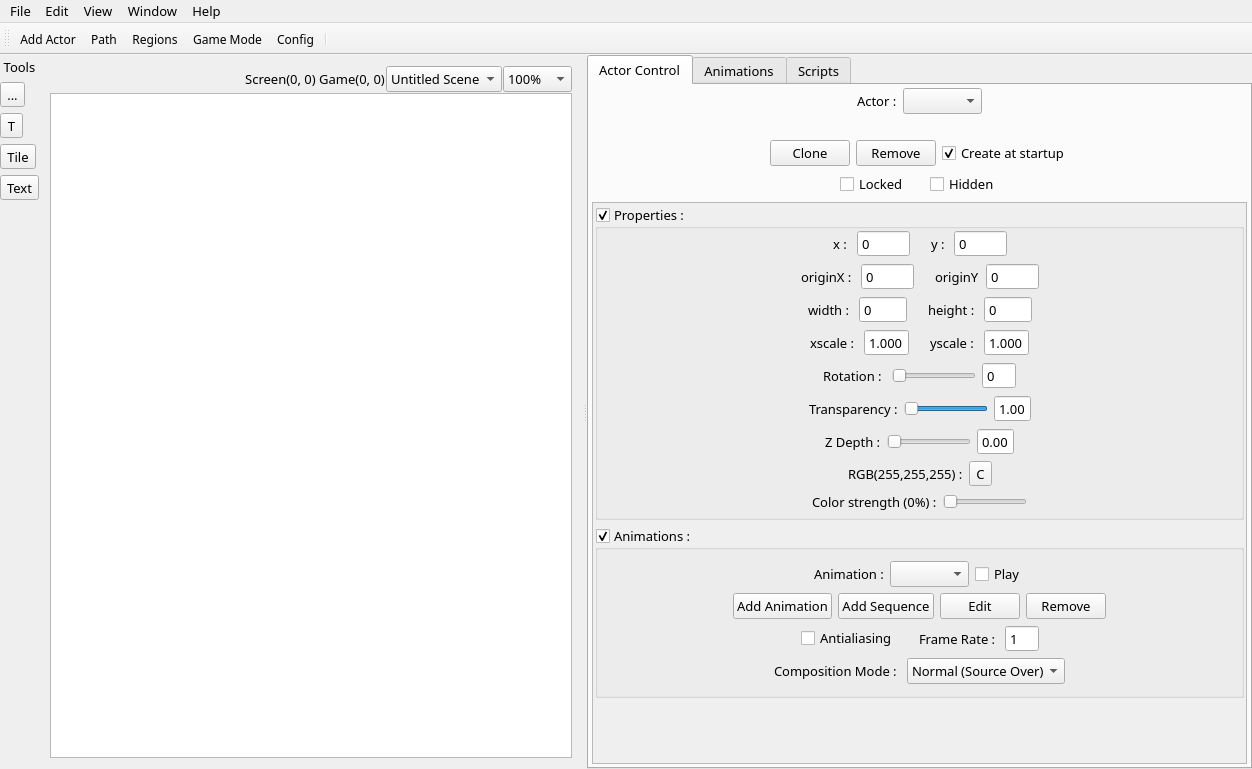
Qt form qgameeditor.ui (Epsilon-K/QGameEditor) before a commit.
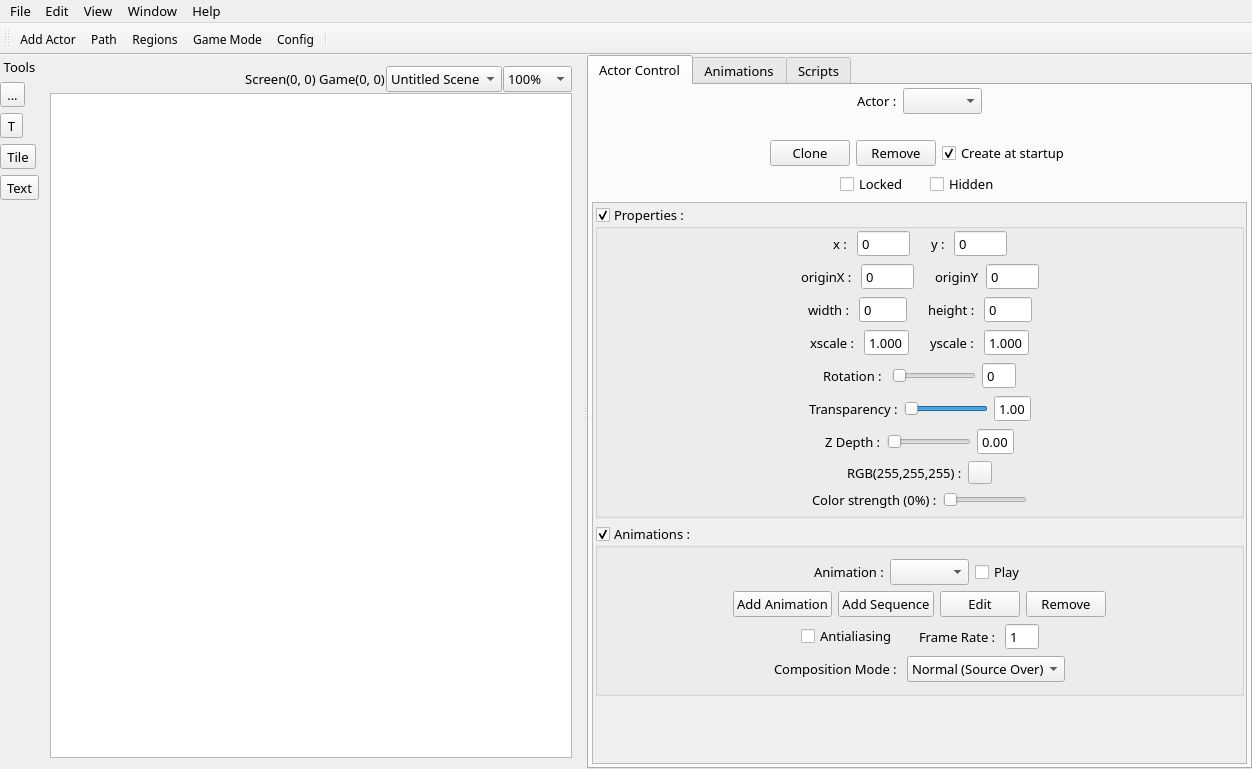
The same form after that commit. Icons and pictures are not drawn. Custom widgets are drawn as their Qt base class.

```diff
--- a/qgameeditor.ui
+++ b/qgameeditor.ui
@@ -1131,7 +1131,7 @@
                   <item>
                    <widget class="QToolButton" name="actorTintBtn">
                     <property name="text">
-                     <string>C</string>
+                     <string/>
                     </property>
                    </widget>
                   </item>
```
